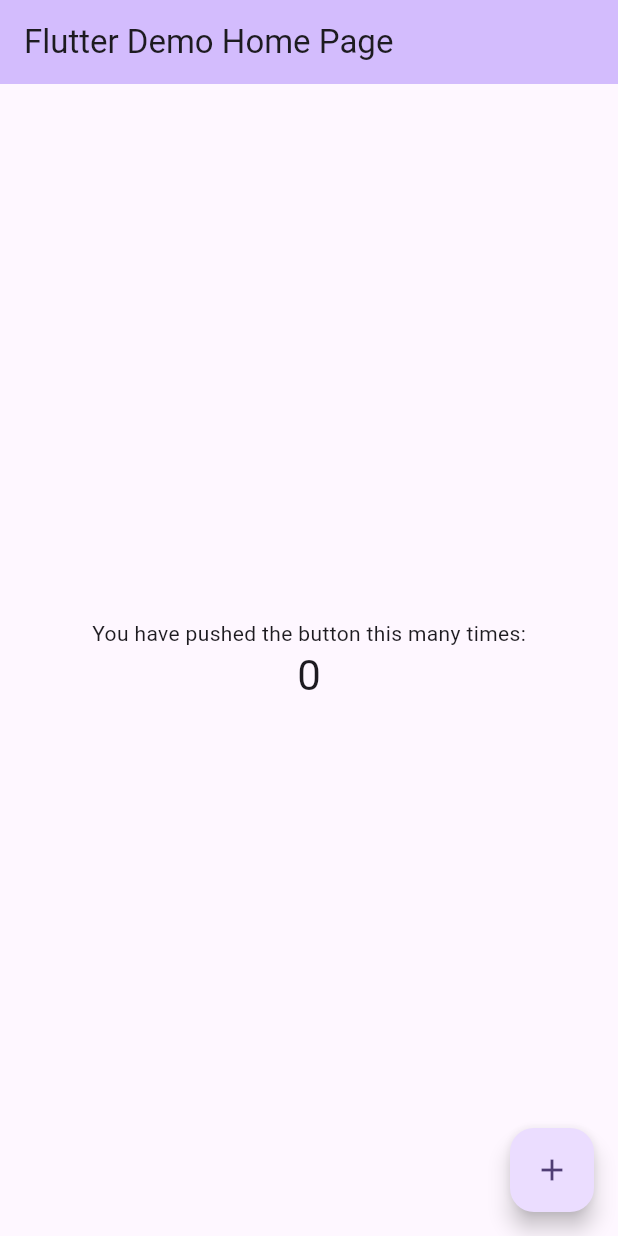
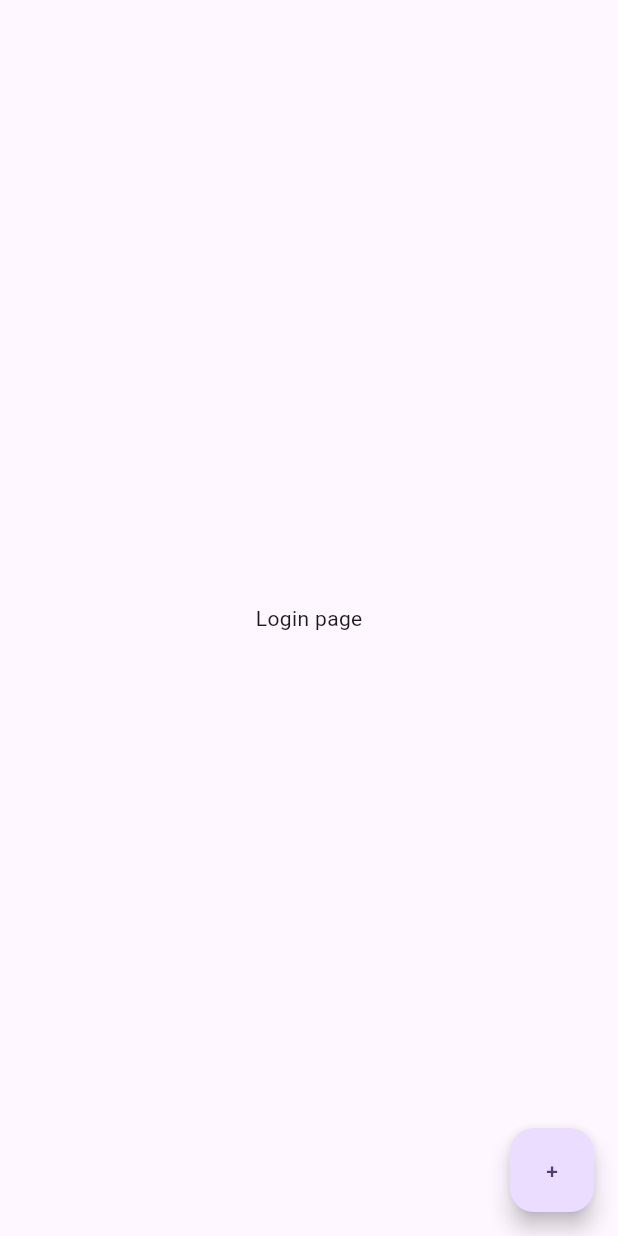
Before and after one commit to richardzamora/agenda2s, a Flutter app: the screen it shows after launch, on a phone screen of 412 x 824 dp. Run offline on Flutter 3.47's test engine with Material 3 defaults, Android fonts, the light colour scheme and no system bars; our stand-ins replace flutter_dotenv; accounts and stored records are empty.

Commit message:
added routing

```diff
--- a/lib/app.dart
+++ b/lib/app.dart
@@ -1,11 +1,15 @@
+import 'package:agenda2/ui/helpers/router.dart';
+import 'package:agenda2/ui/screens/auth/login_page.dart';
 import 'package:flutter/material.dart';
 
-import 'agenda2.dart';
-
-class MyApp extends StatelessWidget {
+class MyApp extends StatefulWidget {
   const MyApp({super.key});
 
-  // This widget is the root of your application.
+  @override
+  State<MyApp> createState() => _MyAppState();
+}
+
+class _MyAppState extends State<MyApp> {
   @override
   Widget build(BuildContext context) {
     return MaterialApp(
@@ -13,95 +17,8 @@ class MyApp extends StatelessWidget {
       theme: ThemeData(
         colorScheme: ColorScheme.fromSeed(seedColor: Colors.deepPurple),
       ),
-      home: const MyHomePage(title: 'Flutter Demo Home Page'),
+      routes: AppRouter().routes(),
+      initialRoute: LoginPage.routeName,
     );
   }
 }
-
-class MyHomePage extends StatefulWidget {
-  const MyHomePage({super.key, required this.title});
-
-  // This widget is the home page of your application. It is stateful, meaning
-  // that it has a State object (defined below) that contains fields that affect
-  // how it looks.
-
-  // This class is the configuration for the state. It holds the values (in this
-  // case the title) provided by the parent (in this case the App widget) and
-  // used by the build method of the State. Fields in a Widget subclass are
-  // always marked "final".
-
-  final String title;
-
-  @override
-  State<MyHomePage> createState() => _MyHomePageState();
-}
-
-class _MyHomePageState extends State<MyHomePage> {
-  int _counter = 0;
-
-  void _incrementCounter() {
-    setState(() {
-      // This call to setState tells the Flutter framework that something has
-      // changed in this State, which causes it to rerun the build method below
-      // so that the display can reflect the updated values. If we changed
-      // _counter without calling setState(), then the build method would not be
-      // called again, and so nothing would appear to happen.
-      _counter++;
-    });
-  }
-
-  @override
-  Widget build(BuildContext context) {
-    // This method is rerun every time setState is called, for instance as done
-    // by the _incrementCounter method above.
-    //
-    // The Flutter framework has been optimized to make rerunning build methods
-    // fast, so that you can just rebuild anything that needs updating rather
-    // than having to individually change instances of widgets.
-    return Scaffold(
-      appBar: AppBar(
-        // TRY THIS: Try changing the color here to a specific color (to
-        // Colors.amber, perhaps?) and trigger a hot reload to see the AppBar
-        // change color while the other colors stay the same.
-        backgroundColor: Theme.of(context).colorScheme.inversePrimary,
-        // Here we take the value from the MyHomePage object that was created by
-        // the App.build method, and use it to set our appbar title.
-        title: Text(widget.title),
-      ),
-      body: Center(
-        // Center is a layout widget. It takes a single child and positions it
-        // in the middle of the parent.
-        child: Column(
-          // Column is also a layout widget. It takes a list of children and
-          // arranges them vertically. By default, it sizes itself to fit its
-          // children horizontally, and tries to be as tall as its parent.
-          //
-          // Column has various properties to control how it sizes itself and
-          // how it positions its children. Here we use mainAxisAlignment to
-          // center the children vertically; the main axis here is the vertical
-          // axis because Columns are vertical (the cross axis would be
-          // horizontal).
-          //
-          // TRY THIS: Invoke "debug painting" (choose the "Toggle Debug Paint"
-          // action in the IDE, or press "p" in the console), to see the
-          // wireframe for each widget.
-          mainAxisAlignment: MainAxisAlignment.center,
-          children: <Widget>[
-            const Text(
-              'You have pushed the button this many times:',
-            ),
-            Text(
-              '$_counter',
-              style: Theme.of(context).textTheme.headlineMedium,
-            ),
-          ],
-        ),
-      ),
-      floatingActionButton: FloatingActionButton(
-        onPressed: _incrementCounter,
-        tooltip: 'Increment',
-        child: const Icon(Icons.add),
-      ), // This trailing comma makes auto-formatting nicer for build methods.
-    );
-  }
-}
--- /dev/null
+++ b/lib/ui/helpers/home_page_routes.dart
@@ -0,0 +1,8 @@
+import 'package:agenda2/ui/screens/home/home_page.dart';
+import 'package:flutter/material.dart';
+
+class HomePageRoutes {
+  HomePageRoutes._();
+
+  static HomePage getHomePage(BuildContext context) => HomePage();
+}
--- /dev/null
+++ b/lib/ui/helpers/login_page_routes.dart
@@ -0,0 +1,9 @@
+import 'package:flutter/material.dart';
+
+import '../screens/auth/login_page.dart';
+
+class LoginPageRoutes {
+  LoginPageRoutes._();
+
+  static LoginPage getLoginPage(BuildContext context) => LoginPage();
+}
--- /dev/null
+++ b/lib/ui/helpers/router.dart
@@ -0,0 +1,16 @@
+import 'package:agenda2/ui/helpers/home_page_routes.dart';
+import 'package:agenda2/ui/helpers/login_page_routes.dart';
+import 'package:agenda2/ui/screens/auth/login_page.dart';
+import 'package:agenda2/ui/screens/home/home_page.dart';
+import 'package:flutter/material.dart';
+
+class AppRouter {
+  Map<String, WidgetBuilder> routes() {
+    final Map<String, WidgetBuilder> routes = {};
+    routes.addAll({
+      LoginPage.routeName: LoginPageRoutes.getLoginPage,
+      HomePage.routeName: HomePageRoutes.getHomePage,
+    });
+    return routes;
+  }
+}
--- /dev/null
+++ b/lib/ui/screens/auth/login_page.dart
@@ -0,0 +1,19 @@
+import 'package:agenda2/ui/screens/home/home_page.dart';
+import 'package:flutter/material.dart';
+
+class LoginPage extends StatelessWidget {
+  static String routeName = "/login";
+  const LoginPage({Key? key}) : super(key: key);
+
+  @override
+  Widget build(BuildContext context) {
+    return Scaffold(
+      body: Center(child: Text("Login page")),
+      floatingActionButton: FloatingActionButton(
+          onPressed: () {
+            Navigator.pushNamed(context, HomePage.routeName);
+          },
+          child: Text("+")),
+    );
+  }
+}
--- /dev/null
+++ b/lib/ui/screens/home/home_page.dart
@@ -0,0 +1,19 @@
+import 'package:agenda2/ui/screens/auth/login_page.dart';
+import 'package:flutter/material.dart';
+
+class HomePage extends StatelessWidget {
+  static String routeName = "/";
+  const HomePage({Key? key}) : super(key: key);
+
+  @override
+  Widget build(BuildContext context) {
+    return Scaffold(
+      body: Center(child: Text("Home page")),
+      floatingActionButton: FloatingActionButton(
+          onPressed: () {
+            Navigator.pushNamed(context, LoginPage.routeName);
+          },
+          child: Text("-")),
+    );
+  }
+}
```
